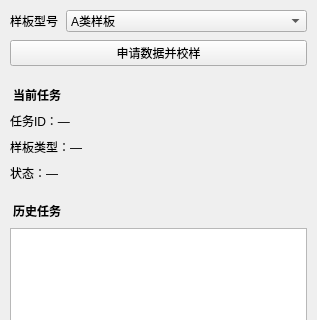
Old version of the form taskdockpanel.ui in the repository JessieH12/20251022-433Qt; both pictures show x 0 to 317 and y 0 to 320 of the 317 by 570 pixel window.
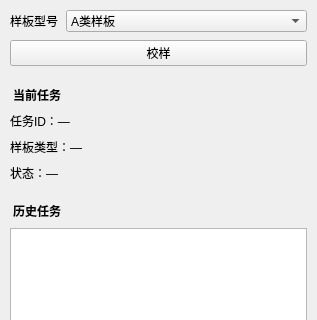
New version of the form.

Commit message: 更新结果数据

Diff of the .ui file:
```diff
--- a/taskdockpanel.ui
+++ b/taskdockpanel.ui
@@ -125,7 +125,7 @@
       </sizepolicy>
      </property>
      <property name="text">
-      <string>申请数据并校样</string>
+      <string>校样</string>
      </property>
     </widget>
    </item>
```
The commit also changes 4 other files.
